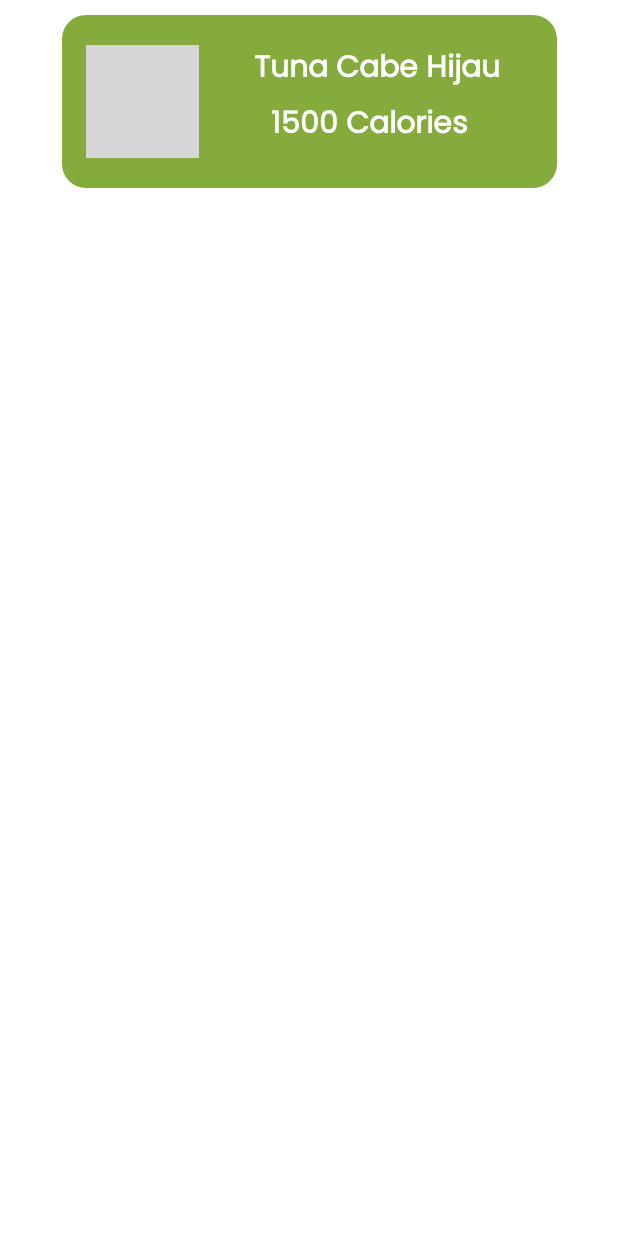
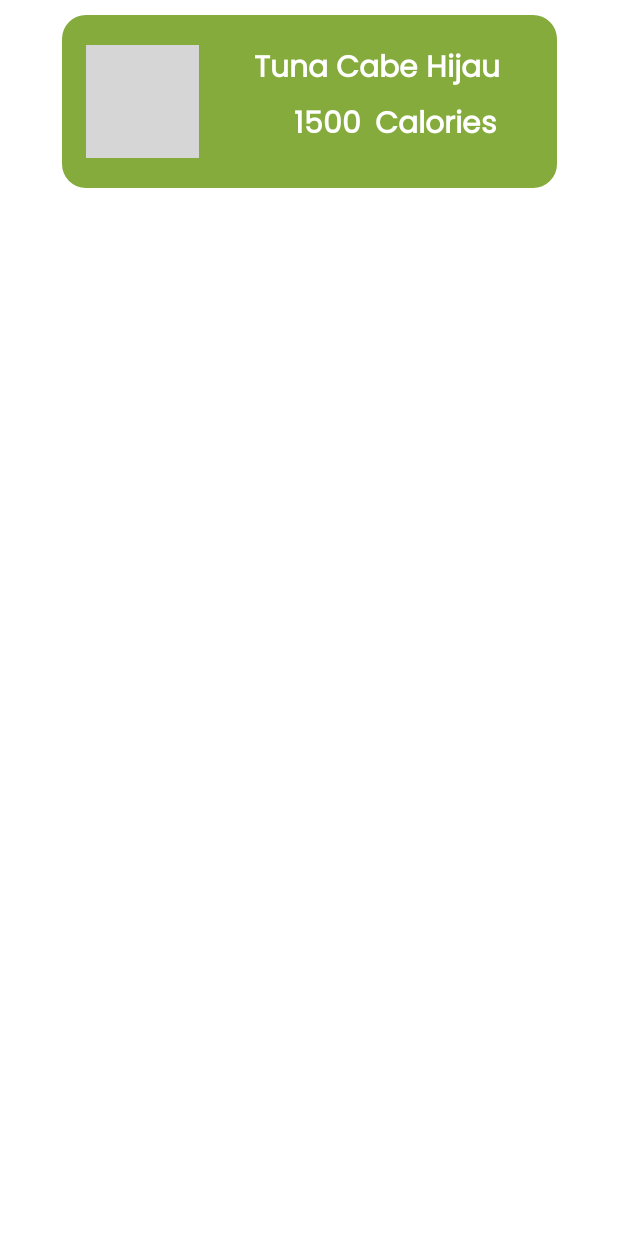
Before and after one commit to C23-PR539-NutriPlan/NutriPlanAndroid, an Android app: the layout item_dietplan.xml on its own in the app's theme, with its tools: preview values and no code run, on a phone screen of 412 x 824 dp. Run offline under Robolectric (Android 15) with nearby library versions, the phone set to English and light mode, and no system bars; grey boxes are pictures that could not be loaded.

Commit message:
Get list food recomm Dne

```diff
--- a/app/build.gradle
+++ b/app/build.gradle
@@ -58,4 +58,5 @@ dependencies {
     implementation "androidx.lifecycle:lifecycle-runtime-ktx:2.4.0"
 
     implementation 'androidx.activity:activity-ktx:1.3.1'
+    implementation 'com.github.bumptech.glide:glide:4.12.0'
 }
--- a/app/src/main/java/com/example/nutriplan/ViewModelFactory.kt
+++ b/app/src/main/java/com/example/nutriplan/ViewModelFactory.kt
@@ -4,6 +4,7 @@ import android.content.Context
 import androidx.lifecycle.ViewModel
 import androidx.lifecycle.ViewModelProvider
 import com.example.nutriplan.di.Injection
+import com.example.nutriplan.feature.dietplan.DietPlanViewModel
 import com.example.nutriplan.feature.form.FormViewModel
 import com.example.nutriplan.feature.login.LoginViewModel
 import com.example.nutriplan.feature.mainmenu.MainMenuViewModel
@@ -26,6 +27,8 @@ class ViewModelFactory private constructor(private val  repository:Repository):
             return ProfileViewModel(repository) as T
         }else if (modelClass.isAssignableFrom(FormViewModel::class.java)){
             return FormViewModel(repository) as T
+        }else if(modelClass.isAssignableFrom(DietPlanViewModel::class.java)){
+            return DietPlanViewModel(repository) as T
         }
         throw java.lang.IllegalArgumentException("Unknown ViewModel Class: " + modelClass.name)
     }
--- a/app/src/main/res/layout/item_dietplan.xml
+++ b/app/src/main/res/layout/item_dietplan.xml
@@ -31,7 +31,7 @@
             tools:src="@tools:sample/avatars" />
 
         <TextView
-            android:id="@+id/dayplan"
+            android:id="@+id/FoodName"
             android:layout_width="wrap_content"
             android:layout_height="wrap_content"
             android:layout_marginStart="24dp"
@@ -47,20 +47,37 @@
             app:layout_constraintTop_toTopOf="parent" />
 
         <TextView
-            android:id="@+id/maxCalPlan"
+            android:id="@+id/Calories"
             android:layout_width="wrap_content"
             android:layout_height="wrap_content"
             android:layout_marginStart="36dp"
             android:layout_marginTop="4dp"
             android:fontFamily="@font/poppins"
-            android:text="1500 Calories"
+            android:text="1500"
             android:textColor="@color/white"
             android:textSize="20dp"
             android:textStyle="bold"
             app:layout_constraintEnd_toEndOf="parent"
             app:layout_constraintHorizontal_bias="0.171"
             app:layout_constraintStart_toEndOf="@+id/gambarlistMakanan"
-            app:layout_constraintTop_toBottomOf="@+id/dayplan" />
+            app:layout_constraintTop_toBottomOf="@+id/FoodName" />
+
+        <TextView
+            android:id="@+id/tex1"
+            android:layout_width="wrap_content"
+            android:layout_height="wrap_content"
+            android:layout_marginStart="9dp"
+            android:layout_marginTop="4dp"
+            android:layout_marginEnd="40dp"
+            android:fontFamily="@font/poppins"
+            android:text="Calories"
+            android:textColor="@color/white"
+            android:textSize="20dp"
+            android:textStyle="bold"
+            app:layout_constraintEnd_toEndOf="parent"
+            app:layout_constraintStart_toEndOf="@+id/Calories"
+            app:layout_constraintTop_toBottomOf="@+id/FoodName" />
+
 
     </androidx.constraintlayout.widget.ConstraintLayout>
 
```
Also changed, not shown: app/src/main/java/com/example/nutriplan/api/ApiService.kt (+8 -3 lines), app/src/main/java/com/example/nutriplan/feature/dietplan/DietPlan.kt (+39 -23 lines), app/src/main/java/com/example/nutriplan/feature/dietplan/DietPlanAdapter.kt (+10 -12 lines), app/src/main/java/com/example/nutriplan/feature/dietplan/DietPlanViewModel.kt (added, +12 -0 lines), app/src/main/java/com/example/nutriplan/model/GetAllFoodResponse.kt (added, +30 -0 lines), app/src/main/java/com/example/nutriplan/repository/Repository.kt (+10 -0 lines).
